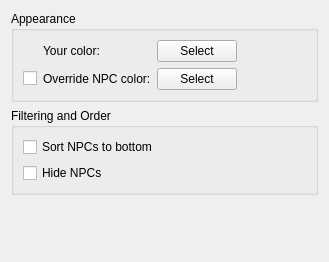
This is src/preferences/grouppage.ui in MUME/MMapper as Qt 5 draws it before an edit. The edited form follows.
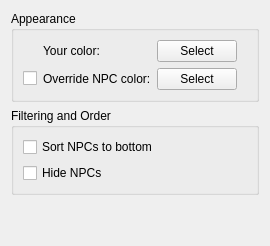
This is the edited form.

Patch:
```diff
--- a/src/preferences/grouppage.ui
+++ b/src/preferences/grouppage.ui
@@ -2,14 +2,6 @@
 <ui version="4.0">
  <class>GroupPage</class>
  <widget class="QWidget" name="GroupPage">
-  <property name="geometry">
-   <rect>
-    <x>0</x>
-    <y>0</y>
-    <width>329</width>
-    <height>262</height>
-   </rect>
-  </property>
   <property name="windowTitle">
    <string>Form</string>
   </property>
@@ -40,7 +32,7 @@
         </property>
         <property name="sizeHint" stdset="0">
          <size>
-          <width>40</width>
+          <width>10</width>
           <height>20</height>
          </size>
         </property>
@@ -100,7 +92,7 @@
         </property>
         <property name="sizeHint" stdset="0">
          <size>
-          <width>40</width>
+          <width>10</width>
           <height>20</height>
          </size>
         </property>
```
Left out of the diff: 6 changed lines with no effect on the pictures.
